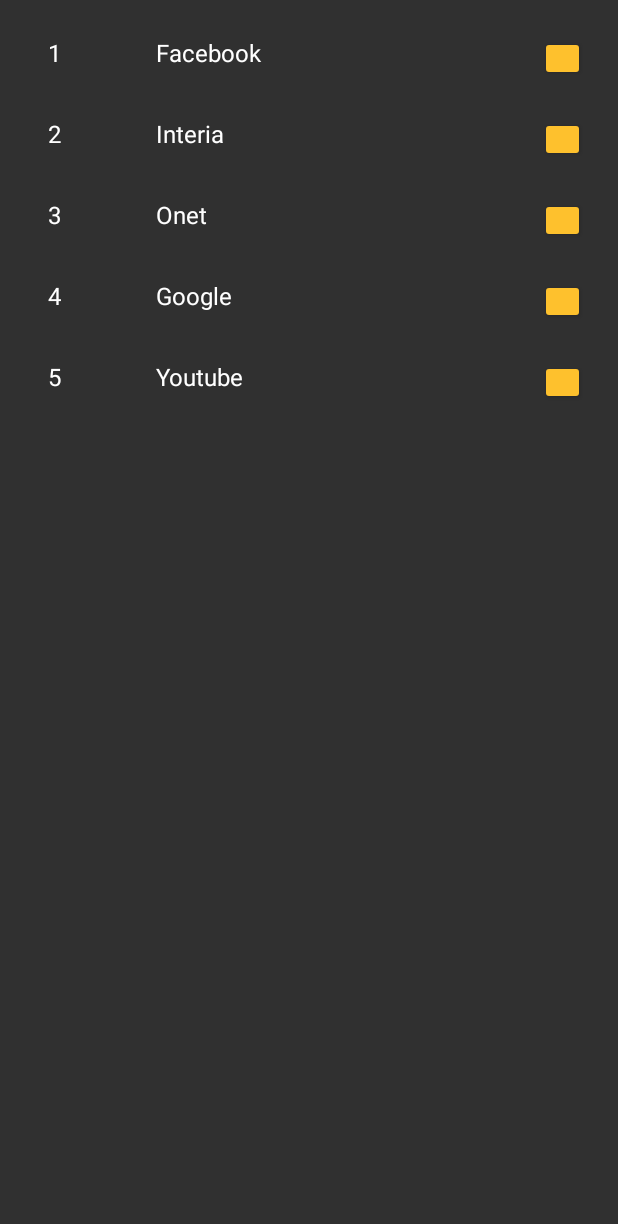
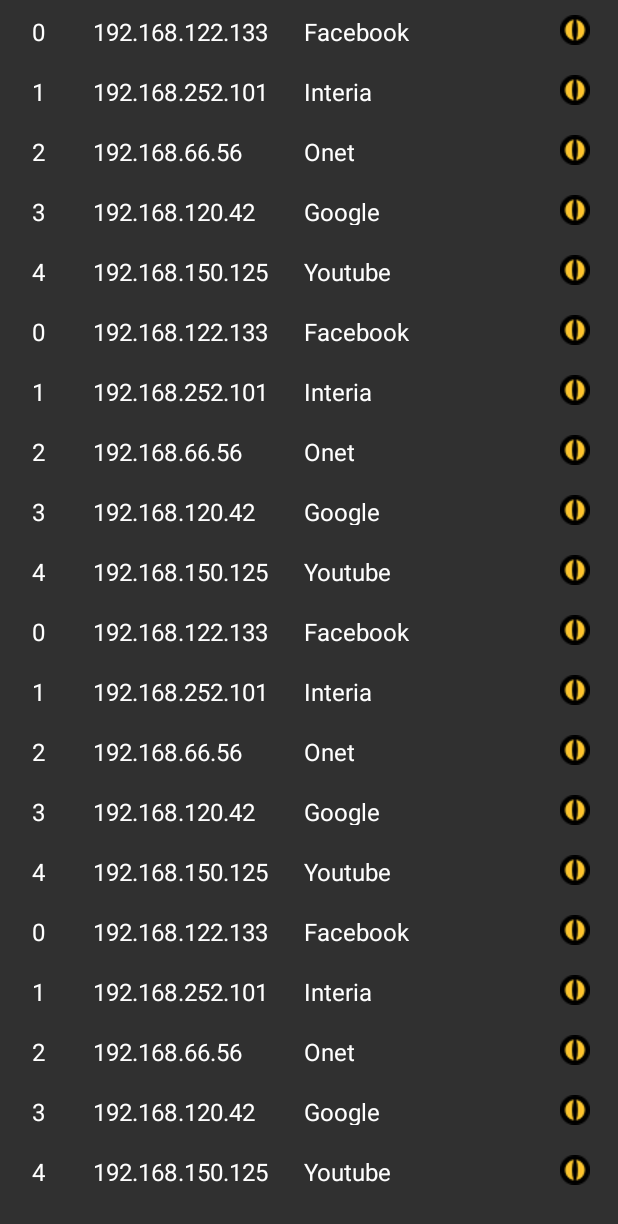
Before and after one commit to nokia-wroclaw/innovativeproject-devops-mobile-alarm, an Android app: the MainActivity screen opened directly, with no data from a screen before it, in the side drawer, after a tap on "services", on a phone screen of 412 x 824 dp. Shown: the top 1224 px of the screen. Run offline under Robolectric (Android 15) with nearby library versions, the light colour scheme and no system bars; 2 statements that could not run were skipped.

Commit message:
ListView update, ServiceData implementation and code cleanup.
ListView renders data based on ServiceData class. Minor bugs were fixed. Frameworks has been updated to the newest version.

```diff
--- a/apps/android-app/app/src/main/java/pwr/android_app/dataStructures/DummyContent.java
+++ b/apps/android-app/app/src/main/java/pwr/android_app/dataStructures/DummyContent.java
@@ -1,78 +1,32 @@
 package pwr.android_app.dataStructures;
-
-import android.content.res.Resources;
 
 import java.util.ArrayList;
 import java.util.HashMap;
 import java.util.List;
 import java.util.Map;
 
-import pwr.android_app.R;
-
-/**
- * Helper class for providing sample content for user interfaces created by
- * Android template wizards.
- * <p>
- * TODO: Replace all uses of this class before publishing your app.
- */
 public class DummyContent {
-
-    /**
-     * An array of sample (dummy) items.
-     */
-    public static final List<DummyItem> ITEMS = new ArrayList<DummyItem>();
-
-    /**
-     * A map of sample (dummy) items, by ID.
-     */
-    public static final Map<String, DummyItem> ITEM_MAP = new HashMap<String, DummyItem>();
-
+    public static final List<ServiceData> ITEMS = new ArrayList<ServiceData>();
+    public static final Map<String, ServiceData> ITEM_MAP = new HashMap<String, ServiceData>();
 
     private static final String[] names = {"Facebook", "Interia", "Onet", "Google", "Youtube"};
+    private static final String[] ips = {"192.168.122.133", "192.168.252.101", "192.168.66.56", "192.168.120.42", "192.168.150.125"};
     private static final int COUNT = 5;
 
     static {
+        for (int i = 0; i < 4; i++) {
             for (int j = 0; j < COUNT; j++) {
                 addItem(createDummyItem(j));
+            }
         }
     }
 
-    private static void addItem(DummyItem item) {
+    private static void addItem(ServiceData item) {
         ITEMS.add(item);
-        ITEM_MAP.put(item.id, item);
+        ITEM_MAP.put(item.toString(), item);
     }
 
-    private static DummyItem createDummyItem(int position) {
-        return new DummyItem(String.valueOf(position+1), names[position], makeDetails(position));
-    }
-
-
-    private static String makeDetails(int position) {
-        StringBuilder builder = new StringBuilder();
-        builder.append("Details about Item: ").append(position);
-        for (int i = 0; i < position; i++) {
-            builder.append("\nMore details information here.");
-        }
-        return builder.toString();
-    }
-
-    /**
-     * A dummy item representing a piece of content.
-     */
-    public static class DummyItem {
-        public final String id;
-        public final String content;
-        public final String details;
-
-        public DummyItem(String id, String content, String details) {
-            this.id = id;
-            this.content = content;
-            this.details = details;
-        }
-
-        @Override
-        public String toString() {
-            return content;
-        }
+    private static ServiceData createDummyItem(int position) {
+        return new ServiceData(position, ips[position], names[position], 1);
     }
 }
--- /dev/null
+++ b/apps/android-app/app/src/main/java/pwr/android_app/dataStructures/ServiceData.java
@@ -0,0 +1,44 @@
+package pwr.android_app.dataStructures;
+
+public class ServiceData {
+
+    public ServiceData(int id, String address, String name, int current_state) {
+        this.id = id;
+        this.address = address;
+        this.name = name;
+        this.current_state = current_state;
+    }
+
+    // --- DATA --- //
+    private int id;
+    private String address;
+    private String name;
+    private int current_state;
+
+
+    // --- GETTERS --- //
+    public int getId() {
+        return this.id;
+    }
+
+    public String getAddress() {
+        return this.address;
+    }
+
+    public String getName() {
+        return this.name;
+    }
+
+    public int getCurrent_state() {
+        return this.current_state;
+    }
+
+    // --- SETTERS --- //
+
+    public void setCurrent_state(int state) { this.current_state = state; }
+
+    @Override
+    public String toString() {
+        return Integer.toString(id);
+    }
+}
--- a/apps/android-app/app/src/main/java/pwr/android_app/dataStructures/UserData.java
+++ b/apps/android-app/app/src/main/java/pwr/android_app/dataStructures/UserData.java
@@ -8,15 +8,27 @@
     private user user;
 
     // --- GETTERS --- //
-    public boolean isError() {return error;}
-    public int getUid() {return uid;}
+    public boolean isError() {
+        return error;
+    }
 
-    public String getUserEmail() {return user.email;}
-    public String getUserName() {return user.name;}
-    public String getUserSurname() {return user.surname;}
+    public int getUid() {
+        return uid;
+    }
 
-    class user
-    {
+    public String getUserEmail() {
+        return user.email;
+    }
+
+    public String getUserName() {
+        return user.name;
+    }
+
+    public String getUserSurname() {
+        return user.surname;
+    }
+
+    class user {
         // --- DATA --- //
         private String email;
         private String name;
--- a/apps/android-app/app/src/main/java/pwr/android_app/network/rest/ServiceGenerator.java
+++ b/apps/android-app/app/src/main/java/pwr/android_app/network/rest/ServiceGenerator.java
@@ -22,7 +22,7 @@
 
     private static OkHttpClient.Builder httpClient = new OkHttpClient.Builder();
 
-    public static <S> S createService(Class<S> serviceClass){
+    public static <S> S createService(Class<S> serviceClass) {
 
         return retrofit.create(serviceClass);
     }
--- a/apps/android-app/app/src/main/java/pwr/android_app/view/activities/MainActivity.java
+++ b/apps/android-app/app/src/main/java/pwr/android_app/view/activities/MainActivity.java
@@ -2,33 +2,35 @@
 
 import android.os.Bundle;
 import android.support.design.widget.FloatingActionButton;
+import android.support.design.widget.NavigationView;
 import android.support.design.widget.Snackbar;
-import android.support.v7.app.ActionBar;
-import android.view.View;
-import android.support.design.widget.NavigationView;
 import android.support.v4.view.GravityCompat;
 import android.support.v4.widget.DrawerLayout;
+import android.support.v7.app.ActionBar;
 import android.support.v7.app.ActionBarDrawerToggle;
 import android.support.v7.app.AppCompatActivity;
 import android.support.v7.widget.Toolbar;
 import android.view.Menu;
 import android.view.MenuItem;
+import android.view.View;
 import android.widget.TextView;
+
 import com.google.gson.Gson;
 
-import pwr.android_app.view.fragments.MonitorFragment;
 import pwr.android_app.R;
-import pwr.android_app.network.rest.ServiceGenerator;
+import pwr.android_app.dataStructures.ServiceData;
 import pwr.android_app.dataStructures.UserData;
 import pwr.android_app.network.rest.ApiService;
+import pwr.android_app.network.rest.ServiceGenerator;
 import pwr.android_app.view.fragments.MainMenuFragment;
+import pwr.android_app.view.fragments.MonitorFragment;
 import pwr.android_app.view.fragments.TestingFragment;
 import pwr.android_app.view.fragments.WebBrowserFragment;
 
 // --- MAIN ACTIVITY --- //
 public class MainActivity
         extends AppCompatActivity
-        implements NavigationView.OnNavigationItemSelectedListener {
+        implements NavigationView.OnNavigationItemSelectedListener, MonitorFragment.OnListFragmentInteractionListener {
 
     /* ========================================== DATA ========================================== */
     private int option_id;
@@ -91,7 +93,7 @@
             actionBar.hide();
         } else if (option_id == R.id.monitor_option) {
 
-            // Włączenie strony testowej po wybraniu odpowiedniej opcji z lewogo panelu
+            // Włączenie strony testowej po wybraniu odpowiedniej opcji z lewego panelu
             monitorFragment = new MonitorFragment();
             android.support.v4.app.FragmentTransaction fragmentTransaction = getSupportFragmentManager().beginTransaction();
             fragmentTransaction.replace(R.id.fragment_container, monitorFragment);
@@ -100,6 +102,7 @@
             actionBar.hide();
         }
     }
+
     // === ON CREATE === //
     @Override
     protected void onCreate(Bundle savedInstanceState) {
@@ -108,7 +111,7 @@
 
         // Getting data from previous activity
         this.cookie = getIntent().getStringExtra("cookie");
-        this.userData = new Gson().fromJson(getIntent().getStringExtra("user_data"),UserData.class);
+        this.userData = new Gson().fromJson(getIntent().getStringExtra("user_data"), UserData.class);
 
         // [Retrofit]
         client = ServiceGenerator.createService(ApiService.class);
@@ -116,7 +119,7 @@
         // Setting default fragment
         mainMenuFragment = new MainMenuFragment();
         android.support.v4.app.FragmentTransaction fragmentTransaction = getSupportFragmentManager().beginTransaction();
-        fragmentTransaction.replace(R.id.fragment_container,mainMenuFragment);
+        fragmentTransaction.replace(R.id.fragment_container, mainMenuFragment);
         fragmentTransaction.commit();
 
         toolbar = (Toolbar) findViewById(R.id.toolbar);
@@ -149,7 +152,7 @@
 
     // === ON RESUME === //
     @Override
-    public void onResume(){
+    public void onResume() {
         super.onResume();
 
     }
@@ -173,10 +176,10 @@
         getMenuInflater().inflate(R.menu.main, menu);
 
         // Ustawia adres email zalogowanego użytkownika na panelu bocznym
-        TextView nameSurnameLabel = (TextView)findViewById(R.id.name_surname_label);
+        TextView nameSurnameLabel = (TextView) findViewById(R.id.name_surname_label);
         nameSurnameLabel.setText(this.userData.getUserName() + " " + this.userData.getUserSurname());
 
-        TextView emailLabel = (TextView)findViewById(R.id.email_label);
+        TextView emailLabel = (TextView) findViewById(R.id.email_label);
         emailLabel.setText(this.userData.getUserEmail());
 
         return true;
@@ -212,4 +215,9 @@
         drawer.closeDrawer(GravityCompat.START);
         return true;
     }
+
+    @Override
+    public void onListFragmentInteraction(ServiceData item) {
+
+    }
 }
--- a/apps/android-app/app/src/main/java/pwr/android_app/view/adapters/MyItemRecyclerViewAdapter.java
+++ b/apps/android-app/app/src/main/java/pwr/android_app/view/adapters/MyItemRecyclerViewAdapter.java
@@ -4,25 +4,22 @@
 import android.view.LayoutInflater;
 import android.view.View;
 import android.view.ViewGroup;
+import android.widget.ImageView;
 import android.widget.TextView;
 
+import java.util.List;
+import java.util.Random;
+
+import pwr.android_app.R;
+import pwr.android_app.dataStructures.ServiceData;
 import pwr.android_app.view.fragments.MonitorFragment.OnListFragmentInteractionListener;
-import pwr.android_app.R;
-import pwr.android_app.dataStructures.DummyContent.DummyItem;
 
-import java.util.List;
-
-/**
- * {@link RecyclerView.Adapter} that can display a {@link DummyItem} and makes a call to the
- * specified {@link OnListFragmentInteractionListener}.
- * TODO: Replace the implementation with code for your data type.
- */
 public class MyItemRecyclerViewAdapter extends RecyclerView.Adapter<MyItemRecyclerViewAdapter.ViewHolder> {
 
-    private final List<DummyItem> mValues;
+    private final List<ServiceData> mValues;
     private final OnListFragmentInteractionListener mListener;
 
-    public MyItemRecyclerViewAdapter(List<DummyItem> items, OnListFragmentInteractionListener listener) {
+    public MyItemRecyclerViewAdapter(List<ServiceData> items, OnListFragmentInteractionListener listener) {
         mValues = items;
         mListener = listener;
     }
@@ -37,15 +34,14 @@
     @Override
     public void onBindViewHolder(final ViewHolder holder, int position) {
         holder.mItem = mValues.get(position);
-        holder.mIdView.setText(mValues.get(position).id);
-        holder.mContentView.setText(mValues.get(position).content);
+        holder.idView.setText(String.valueOf(mValues.get(position).getId()));
+        holder.ipNumber.setText(mValues.get(position).getAddress());
+        holder.siteName.setText(mValues.get(position).getName());
 
-        holder.mView.setOnClickListener(new View.OnClickListener() {
+        holder.itemView.setOnClickListener(new View.OnClickListener() {
             @Override
             public void onClick(View v) {
                 if (null != mListener) {
-                    // Notify the active callbacks interface (the activity, if the
-                    // fragment is attached to one) that an item has been selected.
                     mListener.onListFragmentInteraction(holder.mItem);
                 }
             }
@@ -57,22 +53,40 @@
         return mValues.size();
     }
 
-    public class ViewHolder extends RecyclerView.ViewHolder {
-        public final View mView;
-        public final TextView mIdView;
-        public final TextView mContentView;
-        public DummyItem mItem;
+    public static class ViewHolder extends RecyclerView.ViewHolder {
+        public final TextView idView;
+        public final TextView ipNumber;
+        public final TextView siteName;
+        public final ImageView stateImage;
+
+        public ServiceData mItem;
 
         public ViewHolder(View view) {
             super(view);
-            mView = view;
-            mIdView = (TextView) view.findViewById(R.id.id);
-            mContentView = (TextView) view.findViewById(R.id.content);
+            idView = (TextView) view.findViewById(R.id.id);
+            ipNumber = (TextView) view.findViewById(R.id.ip);
+            siteName = (TextView) view.findViewById(R.id.site);
+            stateImage = (ImageView) view.findViewById(R.id.icon);
         }
 
         @Override
         public String toString() {
-            return super.toString() + " '" + mContentView.getText() + "'";
+            return super.toString() + " '" + ipNumber.getText() + "'";
         }
     }
+
+    public void addService(ServiceData item) {
+        mValues.add(item);
+        notifyDataSetChanged();
+    }
+
+    public void removeService(int id) {
+        mValues.remove(id);
+        notifyDataSetChanged();
+    }
+
+    public void changeState(int id, int newState) {
+        mValues.get(id).setCurrent_state(newState);
+        notifyItemChanged(id);
+    };
 }
--- a/apps/android-app/app/src/main/java/pwr/android_app/view/fragments/MonitorFragment.java
+++ b/apps/android-app/app/src/main/java/pwr/android_app/view/fragments/MonitorFragment.java
@@ -2,6 +2,7 @@
 
 import android.content.Context;
 import android.os.Bundle;
+import android.os.Handler;
 import android.support.v4.app.Fragment;
 import android.support.v7.widget.GridLayoutManager;
 import android.support.v7.widget.LinearLayoutManager;
@@ -11,32 +12,17 @@
 import android.view.ViewGroup;
 
 import pwr.android_app.R;
+import pwr.android_app.dataStructures.DummyContent;
+import pwr.android_app.dataStructures.ServiceData;
 import pwr.android_app.view.adapters.MyItemRecyclerViewAdapter;
-import pwr.android_app.dataStructures.DummyContent;
-import pwr.android_app.dataStructures.DummyContent.DummyItem;
 
-/**
- * A fragment representing a list of Items.
- * <p/>
- * Activities containing this fragment MUST implement the {@link OnListFragmentInteractionListener}
- * interface.
- */
 public class MonitorFragment extends Fragment {
-
-    // TODO: Customize parameter argument names
     private static final String ARG_COLUMN_COUNT = "column-count";
-    // TODO: Customize parameters
     private int mColumnCount = 1;
     private OnListFragmentInteractionListener mListener;
 
-    /**
-     * Mandatory empty constructor for the fragment manager to instantiate the
-     * fragment (e.g. upon screen orientation changes).
-     */
-    public MonitorFragment() {
-    }
+    public MonitorFragment() { }
 
-    // TODO: Customize parameter initialization
     @SuppressWarnings("unused")
     public static MonitorFragment newInstance(int columnCount) {
         MonitorFragment fragment = new MonitorFragment();
@@ -56,34 +42,49 @@
     }
 
     @Override
-    public View onCreateView(LayoutInflater inflater, ViewGroup container,
-                             Bundle savedInstanceState) {
+    public View onCreateView(LayoutInflater inflater, ViewGroup container, Bundle savedInstanceState) {
         View view = inflater.inflate(R.layout.fragment_item_list, container, false);
 
-        // Set the adapter
         if (view instanceof RecyclerView) {
             Context context = view.getContext();
-            RecyclerView recyclerView = (RecyclerView) view;
+            final RecyclerView recyclerView = (RecyclerView) view;
+
             if (mColumnCount <= 1) {
                 recyclerView.setLayoutManager(new LinearLayoutManager(context));
             } else {
                 recyclerView.setLayoutManager(new GridLayoutManager(context, mColumnCount));
             }
+
             recyclerView.setAdapter(new MyItemRecyclerViewAdapter(DummyContent.ITEMS, mListener));
+
+            Handler mleko = new Handler();
+            mleko.postDelayed(new Runnable() {
+                @Override
+                public void run() {
+                    // Test funkcji edytujących listę
+
+                    //for (int i = 0; i < 2; i++) {
+                    //    ((MyItemRecyclerViewAdapter)recyclerView.getAdapter()).addService(new ServiceData(i+5, "a", "b", 0));
+                    //}
+
+                    for (int i = 2; i < 4; i++) {
+                        ((MyItemRecyclerViewAdapter) recyclerView.getAdapter()).removeService(i);
+                    }
+                }
+            }, 3000);
         }
+
         return view;
     }
-
 
     @Override
     public void onAttach(Context context) {
         super.onAttach(context);
-//        if (context instanceof OnListFragmentInteractionListener) {
-//            mListener = (OnListFragmentInteractionListener) context;
-//        } else {
-//            throw new RuntimeException(context.toString()
-//                    + " must implement OnListFragmentInteractionListener");
-//        }
+        if (context instanceof OnListFragmentInteractionListener) {
+            mListener = (OnListFragmentInteractionListener) context;
+        } else {
+            throw new RuntimeException(context.toString() + " must implement OnListFragmentInteractionListener");
+        }
     }
 
     @Override
@@ -92,18 +93,7 @@
         mListener = null;
     }
 
-    /**
-     * This interface must be implemented by activities that contain this
-     * fragment to allow an interaction in this fragment to be communicated
-     * to the activity and potentially other fragments contained in that
-     * activity.
-     * <p/>
-     * See the Android Training lesson <a href=
-     * "http://developer.android.com/training/basics/fragments/communicating.html"
-     * >Communicating with Other Fragments</a> for more information.
-     */
     public interface OnListFragmentInteractionListener {
-        // TODO: Update argument type and name
-        void onListFragmentInteraction(DummyItem item);
+        void onListFragmentInteraction(ServiceData item);
     }
 }
--- a/apps/android-app/app/src/main/java/pwr/android_app/view/fragments/TestingFragment.java
+++ b/apps/android-app/app/src/main/java/pwr/android_app/view/fragments/TestingFragment.java
@@ -9,9 +9,9 @@
 import android.widget.TextView;
 
 import pwr.android_app.R;
-import pwr.android_app.network.rest.ServiceGenerator;
 import pwr.android_app.dataStructures.UserData;
 import pwr.android_app.network.rest.ApiService;
+import pwr.android_app.network.rest.ServiceGenerator;
 import retrofit2.Call;
 import retrofit2.Callback;
 import retrofit2.Response;
--- a/apps/android-app/app/src/main/res/layout/fragment_item.xml
+++ b/apps/android-app/app/src/main/res/layout/fragment_item.xml
@@ -10,27 +10,57 @@
 
         <TextView
             android:id="@+id/id"
-            android:minWidth="40dp"
-            android:maxWidth="40dp"
+            android:minWidth="30dp"
+            android:maxWidth="30dp"
+            android:maxHeight="20dp"
+            android:minHeight="20dp"
             android:layout_width="wrap_content"
             android:layout_height="wrap_content"
-            android:layout_margin="@dimen/text_margin"
+            android:layout_marginTop="@dimen/list_margin_vertical"
+            android:layout_marginBottom="@dimen/list_margin_vertical"
+            android:layout_marginLeft="@dimen/list_margin_horizontal"
+            android:layout_marginRight="@dimen/list_margin_horizontal"
             android:textAppearance="?attr/textAppearanceListItem" />
 
         <TextView
-            android:id="@+id/content"
-            android:minWidth="240dp"
-            android:maxWidth="240dp"
+            android:id="@+id/ip"
             android:layout_height="wrap_content"
-            android:layout_margin="@dimen/text_margin"
+            android:layout_marginTop="@dimen/list_margin_vertical"
+            android:layout_marginBottom="@dimen/list_margin_vertical"
+            android:layout_marginLeft="@dimen/list_margin_horizontal"
+            android:layout_marginRight="@dimen/list_margin_horizontal"
+            android:maxWidth="130dp"
+            android:minWidth="130dp"
+            android:maxHeight="20dp"
+            android:minHeight="20dp"
             android:textAppearance="?attr/textAppearanceListItem" />
 
-        <Button
-            android:id="@+id/button"
-            android:layout_width="30dp"
-            android:layout_height="30dp"
-            android:layout_marginTop="24dp"
-            android:gravity="right" />
+        <TextView
+            android:id="@+id/site"
+            android:layout_height="wrap_content"
+            android:layout_marginTop="@dimen/list_margin_vertical"
+            android:layout_marginBottom="@dimen/list_margin_vertical"
+            android:layout_marginLeft="@dimen/list_margin_horizontal"
+            android:layout_marginRight="@dimen/list_margin_horizontal"
+            android:maxWidth="160dp"
+            android:minWidth="160dp"
+            android:maxHeight="20dp"
+            android:minHeight="20dp"
+            android:textAppearance="?attr/textAppearanceListItem" />
+
+        <ImageView
+            android:id="@+id/icon"
+            android:layout_height="wrap_content"
+            android:layout_marginTop="@dimen/list_margin_vertical"
+            android:layout_marginBottom="@dimen/list_margin_vertical"
+            android:layout_marginLeft="@dimen/list_margin_horizontal"
+            android:layout_marginRight="@dimen/list_margin_horizontal"
+            android:maxWidth="20dp"
+            android:minWidth="20dp"
+            android:maxHeight="20dp"
+            android:minHeight="20dp"
+            android:src="@drawable/logo_icon"
+            android:textAppearance="?attr/textAppearanceListItem" />
     </TableRow>
 
 </TableLayout>
--- a/apps/android-app/app/src/main/res/values/dimens.xml
+++ b/apps/android-app/app/src/main/res/values/dimens.xml
@@ -6,4 +6,6 @@
     <dimen name="nav_header_height">160dp</dimen>
     <dimen name="fab_margin">16dp</dimen>
     <dimen name="text_margin">16dp</dimen>
+    <dimen name="list_margin_horizontal">5dp</dimen>
+    <dimen name="list_margin_vertical">10dp</dimen>
 </resources>
```
Also changed, not shown: apps/android-app/app/build.gradle (+5 -5 lines), apps/android-app/app/src/main/java/pwr/android_app/network/notifications/MyFirebaseMessagingService.java (+8 -8 lines), apps/android-app/app/src/main/java/pwr/android_app/view/activities/LoginActivity.java (+31 -21 lines), apps/android-app/app/src/main/java/pwr/android_app/view/fragments/WebBrowserFragment.java (+4 -4 lines), apps/android-app/app/src/main/res/drawable/logo_icon.png (added), 1 other file.
